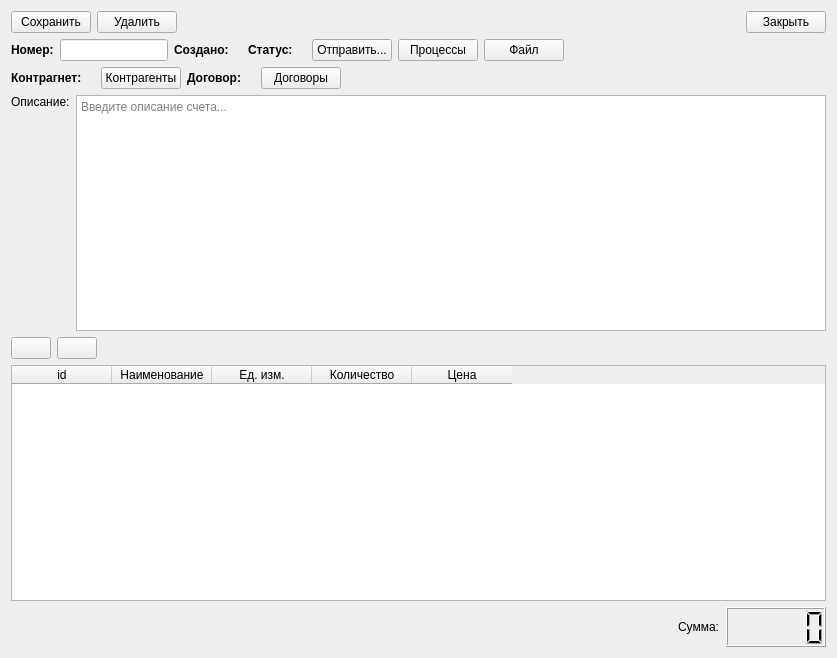
First picture: the form in interfaces/create_invoice.ui, repository RichCake/Kursovoj-proekt-Karpov-313IS, before the edit.
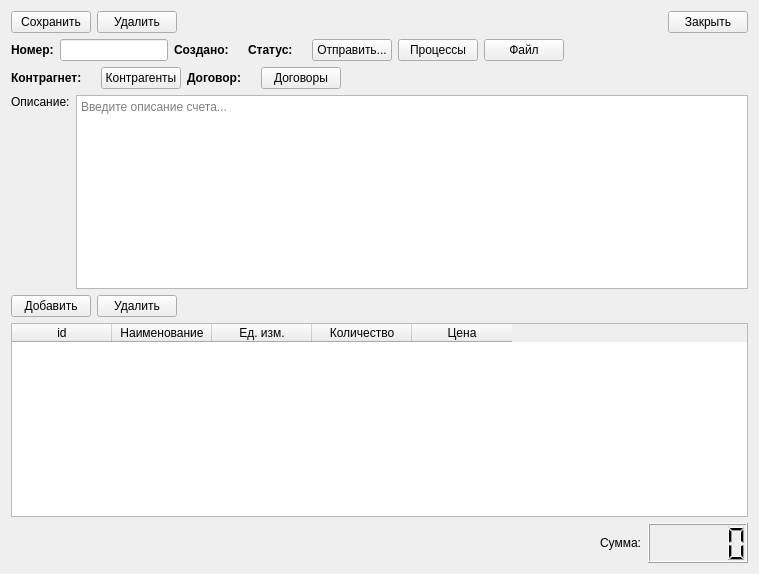
Second picture: the form after the edit. Icons and pictures are not drawn.

```diff
--- a/interfaces/create_invoice.ui
+++ b/interfaces/create_invoice.ui
@@ -6,8 +6,8 @@
    <rect>
     <x>0</x>
     <y>0</y>
-    <width>837</width>
-    <height>658</height>
+    <width>759</width>
+    <height>574</height>
    </rect>
   </property>
   <property name="windowTitle">
@@ -295,20 +295,14 @@
      <item>
       <widget class="QPushButton" name="add_nomenclature_btn">
        <property name="text">
-        <string/>
-       </property>
-       <property name="icon">
-        <iconset theme="QIcon::ThemeIcon::ListAdd"/>
+        <string>Добавить</string>
        </property>
       </widget>
      </item>
      <item>
       <widget class="QPushButton" name="delete_nomenclature_btn">
        <property name="text">
-        <string/>
-       </property>
-       <property name="icon">
-        <iconset theme="QIcon::ThemeIcon::ListRemove"/>
+        <string>Удалить</string>
        </property>
        <property name="checkable">
         <bool>false</bool>
```
Left out of the diff: 24 changed lines with no effect on the pictures.
